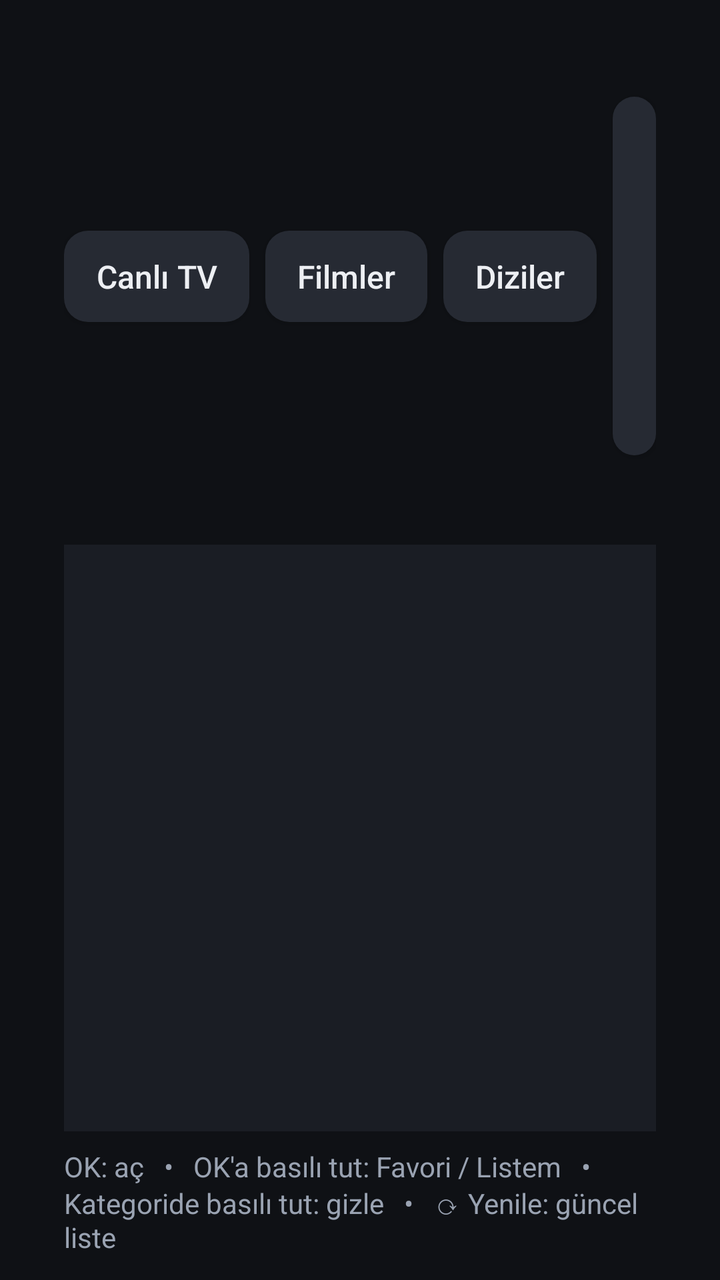
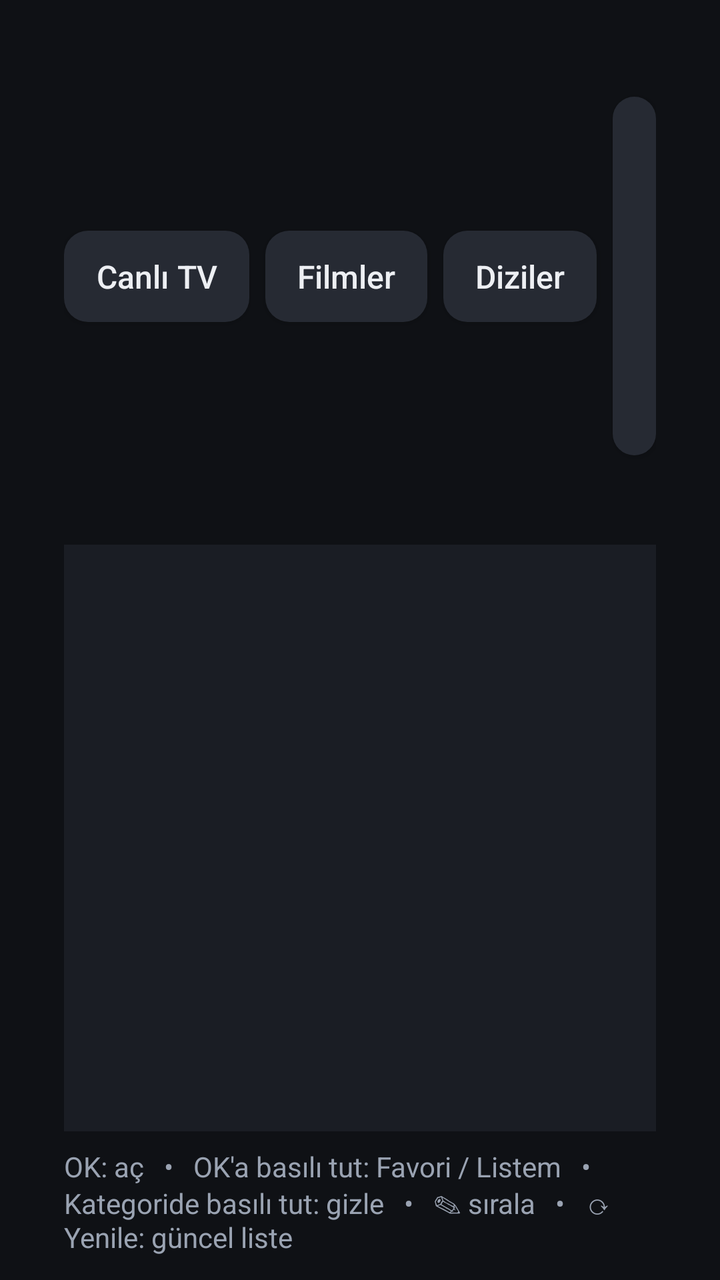

Compare the two renders of this Android layout. The source of the first and the diff that turns it into the second are given below.
<!-- AndroidManifest.xml: application theme AppTheme -->
<!-- res/layout/activity_channels.xml -->
<?xml version="1.0" encoding="utf-8"?>
<LinearLayout xmlns:android="http://schemas.android.com/apk/res/android"
    android:layout_width="match_parent"
    android:layout_height="match_parent"
    android:background="@color/bg"
    android:orientation="vertical"
    android:paddingLeft="32dp"
    android:paddingTop="20dp"
    android:paddingRight="32dp"
    android:paddingBottom="12dp">

    <LinearLayout
        android:layout_width="match_parent"
        android:layout_height="wrap_content"
        android:gravity="center_vertical"
        android:orientation="horizontal">

        <Button
            android:id="@+id/tabLive"
            style="@style/Btn"
            android:text="Canlı TV" />

        <Button
            android:id="@+id/tabMovies"
            style="@style/Btn"
            android:layout_marginLeft="8dp"
            android:text="Filmler" />

        <Button
            android:id="@+id/tabSeries"
            style="@style/Btn"
            android:layout_marginLeft="8dp"
            android:text="Diziler" />

        <Button
            android:id="@+id/tabList"
            style="@style/Btn"
            android:layout_marginLeft="8dp"
            android:text="☰ Listem" />

        <Button
            android:id="@+id/tabFav"
            style="@style/Btn"
            android:layout_marginLeft="8dp"
            android:text="★ Favoriler" />

        <EditText
            android:id="@+id/etSearch"
            style="@style/Input"
            android:layout_width="0dp"
            android:layout_marginLeft="16dp"
            android:layout_marginTop="0dp"
            android:layout_weight="1"
            android:hint="Ara…"
            android:imeOptions="actionSearch"
            android:inputType="text"
            android:padding="10dp"
            android:textSize="16sp" />

        <Button
            android:id="@+id/btnReload"
            style="@style/Btn"
            android:layout_marginLeft="8dp"
            android:text="⟳ Yenile" />

        <Button
            android:id="@+id/btnAccount"
            style="@style/Btn"
            android:layout_marginLeft="8dp"
            android:text="⚙" />
    </LinearLayout>

    <FrameLayout
        android:layout_width="match_parent"
        android:layout_height="0dp"
        android:layout_marginTop="16dp"
        android:layout_weight="1">

        <LinearLayout
            android:layout_width="match_parent"
            android:layout_height="match_parent"
            android:orientation="horizontal">

            <androidx.recyclerview.widget.RecyclerView
                android:id="@+id/rvCategories"
                android:layout_width="300dp"
                android:layout_height="match_parent"
                android:background="@color/panel"
                android:clipToPadding="false"
                android:padding="8dp" />

            <androidx.recyclerview.widget.RecyclerView
                android:id="@+id/rvChannels"
                android:layout_width="0dp"
                android:layout_height="match_parent"
                android:layout_marginLeft="16dp"
                android:layout_weight="1"
                android:clipToPadding="false"
                android:padding="4dp" />
        </LinearLayout>

        <LinearLayout
            android:id="@+id/loading"
            android:layout_width="wrap_content"
            android:layout_height="wrap_content"
            android:layout_gravity="center"
            android:gravity="center"
            android:orientation="vertical"
            android:visibility="gone">

            <ProgressBar
                android:layout_width="56dp"
                android:layout_height="56dp" />

            <TextView
                android:id="@+id/tvLoading"
                android:layout_width="wrap_content"
                android:layout_height="wrap_content"
                android:layout_marginTop="12dp"
                android:textColor="@color/text_dim"
                android:textSize="16sp" />
        </LinearLayout>

        <TextView
            android:id="@+id/tvEmpty"
            android:layout_width="wrap_content"
            android:layout_height="wrap_content"
            android:layout_gravity="center"
            android:layout_marginLeft="300dp"
            android:gravity="center"
            android:padding="24dp"
            android:textColor="@color/text_dim"
            android:textSize="18sp"
            android:visibility="gone" />
    </FrameLayout>

    <TextView
        android:id="@+id/tvHint"
        android:layout_width="match_parent"
        android:layout_height="wrap_content"
        android:layout_marginTop="8dp"
        android:text="OK: aç   •   OK'a basılı tut: Favori / Listem   •   Kategoride basılı tut: gizle   •   ⟳ Yenile: güncel liste"
        android:textColor="@color/text_dim"
        android:textSize="14sp" />
</LinearLayout>
<!-- resources referenced by this layout -->
<resources>
  <color name="bg">#0F1115</color>
  <color name="panel">#1A1D24</color>
  <color name="text_dim">#9AA3B2</color>
  <style name="Btn">
          <item name="android:layout_width">wrap_content</item>
          <item name="android:layout_height">wrap_content</item>
          <item name="android:background">@drawable/bg_button</item>
          <item name="android:textColor">@color/item_text</item>
          <item name="android:textAllCaps">false</item>
          <item name="android:textSize">16sp</item>
          <item name="android:paddingLeft">16dp</item>
          <item name="android:paddingRight">16dp</item>
          <item name="android:paddingTop">12dp</item>
          <item name="android:paddingBottom">12dp</item>
          <item name="android:minHeight">0dp</item>
          <item name="android:minWidth">0dp</item>
          <item name="android:focusable">true</item>
      </style>
  <style name="Input">
          <item name="android:layout_width">match_parent</item>
          <item name="android:layout_height">wrap_content</item>
          <item name="android:layout_marginTop">12dp</item>
          <item name="android:background">@drawable/bg_input</item>
          <item name="android:padding">14dp</item>
          <item name="android:textColor">@color/text</item>
          <item name="android:textColorHint">@color/text_dim</item>
          <item name="android:textSize">18sp</item>
          <item name="android:singleLine">true</item>
          <item name="android:imeOptions">actionNext</item>
      </style>
  <style name="AppTheme" parent="Theme.AppCompat.NoActionBar">
          <item name="android:windowBackground">@color/bg</item>
          <item name="colorPrimary">@color/accent</item>
          <item name="colorPrimaryDark">@color/bg</item>
          <item name="colorAccent">@color/accent</item>
          <item name="android:textColorPrimary">@color/text</item>
          <item name="android:textColorSecondary">@color/text_dim</item>
      </style>
  <!-- drawable bg_button (drawable) -->
  <?xml version="1.0" encoding="utf-8"?>
  <selector xmlns:android="http://schemas.android.com/apk/res/android">
      <item android:state_focused="true">
          <shape>
              <solid android:color="@color/accent" />
              <corners android:radius="12dp" />
          </shape>
      </item>
      <item android:state_activated="true">
          <shape>
              <solid android:color="@color/panel_light" />
              <stroke android:width="2dp" android:color="@color/accent" />
              <corners android:radius="12dp" />
          </shape>
      </item>
      <item>
          <shape>
              <solid android:color="@color/panel_light" />
              <corners android:radius="12dp" />
          </shape>
      </item>
  </selector>
  <!-- drawable bg_input (drawable) -->
  <?xml version="1.0" encoding="utf-8"?>
  <selector xmlns:android="http://schemas.android.com/apk/res/android">
      <item android:state_focused="true">
          <shape>
              <solid android:color="@color/panel" />
              <stroke android:width="2dp" android:color="@color/accent" />
              <corners android:radius="10dp" />
          </shape>
      </item>
      <item>
          <shape>
              <solid android:color="@color/panel" />
              <stroke android:width="1dp" android:color="@color/line" />
              <corners android:radius="10dp" />
          </shape>
      </item>
  </selector>
  <color name="text">#EDEFF3</color>
  <color name="accent">#2FD3A6</color>
  <color name="panel_light">#262A33</color>
  <color name="line">#3A4250</color>
</resources>

<!-- the commit's change to res/layout/activity_channels.xml (unified diff, before → after) -->
@@ -139,7 +139,7 @@
         android:layout_width="match_parent"
         android:layout_height="wrap_content"
         android:layout_marginTop="8dp"
-        android:text="OK: aç   •   OK'a basılı tut: Favori / Listem   •   Kategoride basılı tut: gizle   •   ⟳ Yenile: güncel liste"
+        android:text="OK: aç   •   OK'a basılı tut: Favori / Listem   •   Kategoride basılı tut: gizle   •   ✎ sırala   •   ⟳ Yenile: güncel liste"
         android:textColor="@color/text_dim"
         android:textSize="14sp" />
 </LinearLayout>
